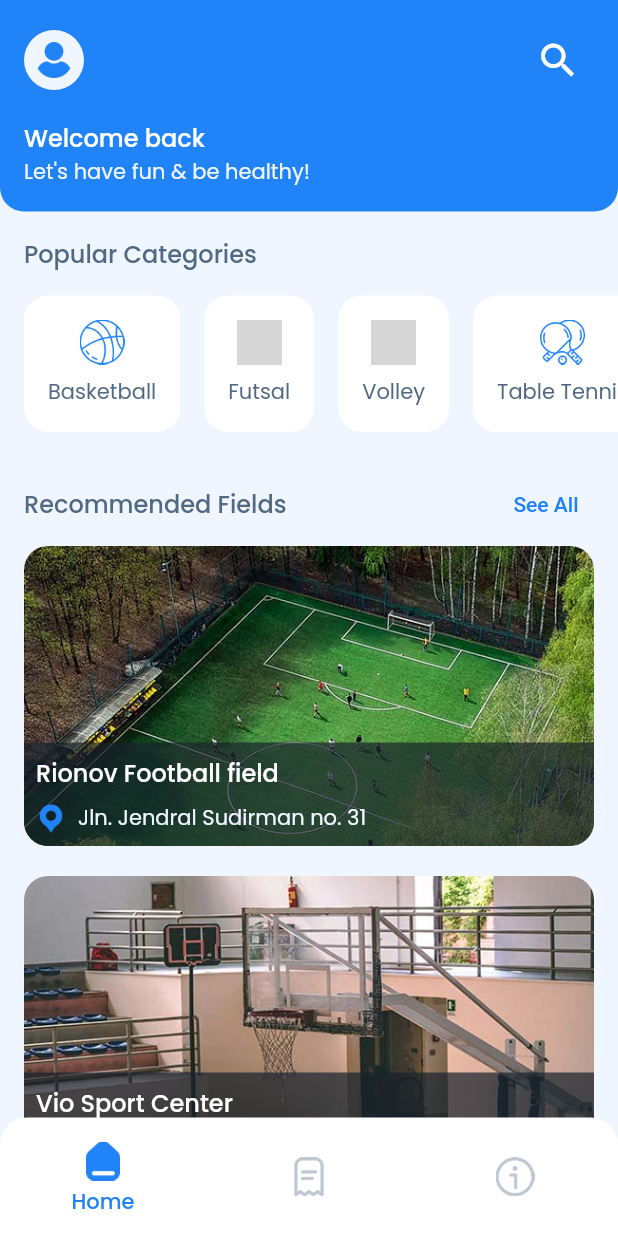
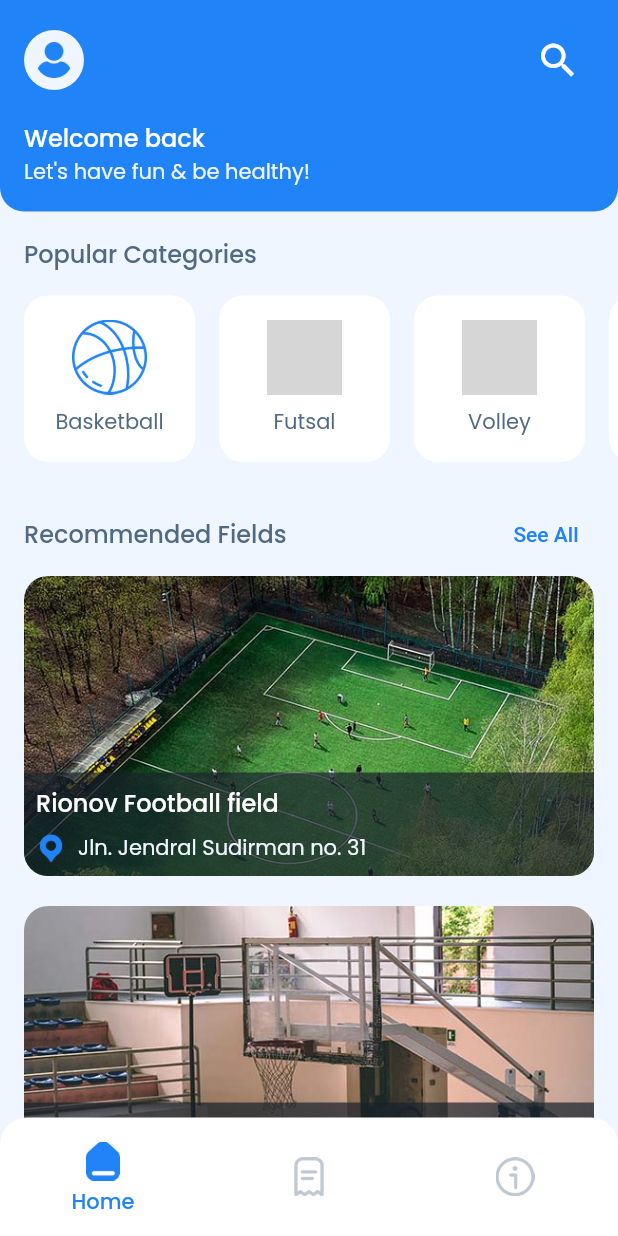
Before and after one commit to jhaaryan597/FitStart, a Flutter app: the screen it shows after launch, on a phone screen of 412 x 824 dp. Run offline on Flutter 3.47's test engine with Material 2 defaults, Android fonts, the light colour scheme and no system bars; our stand-ins replace google_fonts; grey boxes are pictures that could not be loaded.

Commit message:
increase size of sport category card

```diff
--- a/lib/widget/category_card.dart
+++ b/lib/widget/category_card.dart
@@ -52,11 +52,14 @@ class CategoryCard extends StatelessWidget {
             child: Column(
               mainAxisSize: MainAxisSize.max,
               children: [
-                Image.asset(
-                  imageAsset,
-                  color: primaryColor,
-                  width: 30,
-                  height: 30,
+                Padding(
+                  padding: const EdgeInsets.symmetric(horizontal: 16),
+                  child: Image.asset(
+                    imageAsset,
+                    color: primaryColor,
+                    width: 50,
+                    height: 50,
+                  ),
                 ),
                 SizedBox(
                   height: 8.0,
```
